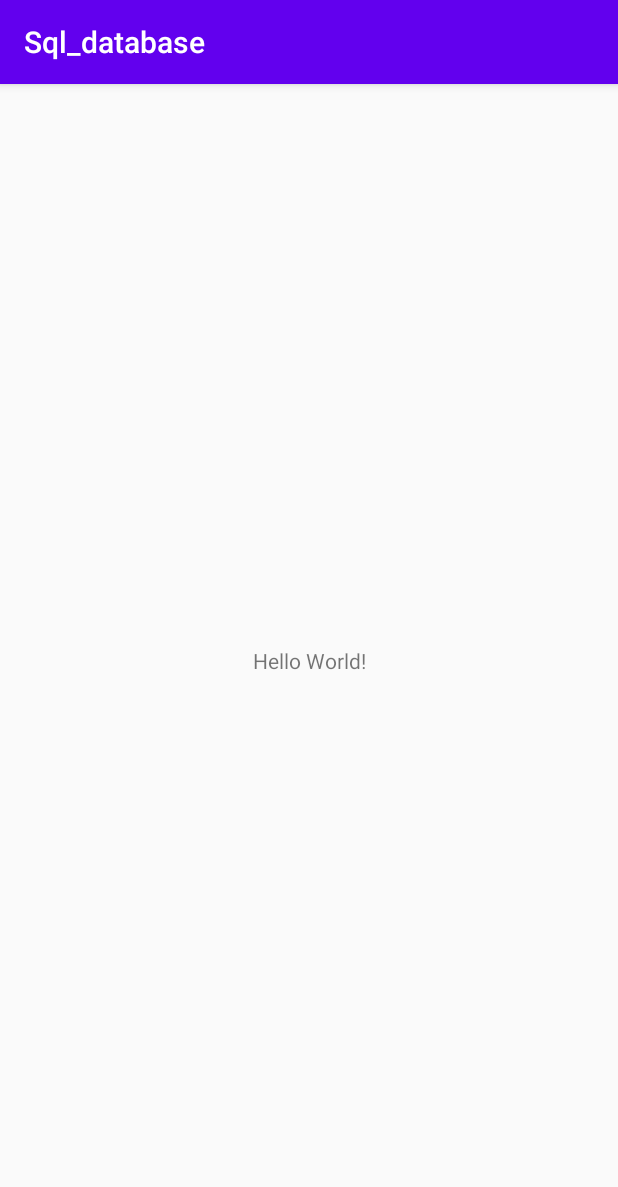
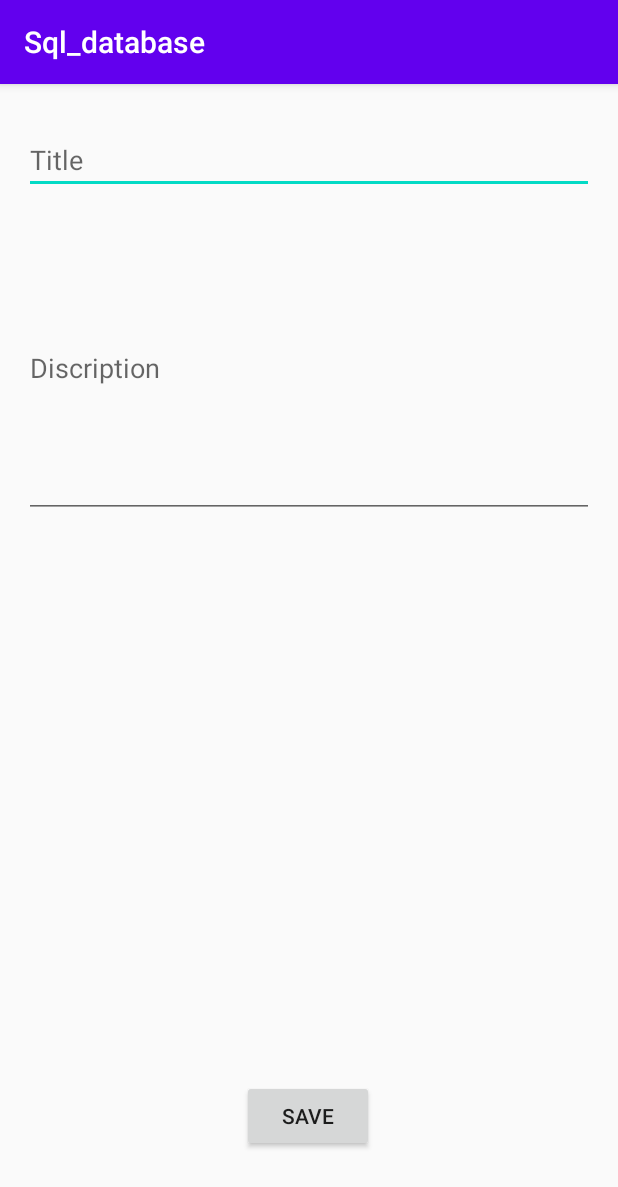
Before and after one commit to MadMakZa/Sql_database, an Android app: the screen it shows after launch (MainActivity), on a phone screen of 412 x 824 dp. Shown: the top 1187 px of the screen. Run offline under Robolectric (Android 15) with nearby library versions, the phone set to English and light mode, and no system bars.

Commit message:
last steps on main activity

```diff
--- a/app/src/main/java/com/example/sql_database/MainActivity.java
+++ b/app/src/main/java/com/example/sql_database/MainActivity.java
@@ -3,12 +3,39 @@ package com.example.sql_database;
 import androidx.appcompat.app.AppCompatActivity;
 
 import android.os.Bundle;
+import android.view.View;
+import android.widget.Button;
+import android.widget.EditText;
+import android.widget.TextView;
+
+import com.example.sql_database.db.MyDbManager;
 
 public class MainActivity extends AppCompatActivity {
-
+    private MyDbManager myDbManager;
+    private EditText edTitle, edDisc;
+    private TextView tvTest;
     @Override
     protected void onCreate(Bundle savedInstanceState) {
         super.onCreate(savedInstanceState);
         setContentView(R.layout.activity_main);
+
+        myDbManager = new MyDbManager(this);
+        edTitle = findViewById(R.id.edTitle);
+        edDisc = findViewById(R.id.edDisc);
+        tvTest = findViewById(R.id.tvTest);
+    }
+
+    @Override
+    protected void onResume() {
+        super.onResume();
+        myDbManager.openDb();
+    }
+    //запись в бд по кнопке save
+    public void onClickSave(View view) {
+        myDbManager.insertToDb(edTitle.getText().toString(), edDisc.getText().toString());
+        for(String title : myDbManager.getFromDb()){
+            tvTest.append(title);
+            tvTest.append("\n");
+        }
     }
 }
--- a/app/src/main/java/com/example/sql_database/db/MyDbManager.java
+++ b/app/src/main/java/com/example/sql_database/db/MyDbManager.java
@@ -2,8 +2,10 @@ package com.example.sql_database.db;
 
 import android.content.ContentValues;
 import android.content.Context;
+import android.database.Cursor;
 import android.database.sqlite.SQLiteDatabase;
 
+import java.util.ArrayList;
 import java.util.List;
 
 /**
@@ -33,6 +35,19 @@ public class MyDbManager {
     }
     //метод возвращает данные из таблици
     public List<String> getFromDb(){
-
+        List<String> tempList = new ArrayList<>();
+        //специальный класс для выборки данных из колонок таблицы
+        Cursor cursor = db.query(MyConstants.TABLE_NAME, null, null, null,null,null,null);
+        //пробежать по колонне
+        while(cursor.moveToNext()){
+            String title = cursor.getString(cursor.getColumnIndex(MyConstants.TITLE)); //по колонке индекс
+            tempList.add(title); //записать в наш список
+        }
+        cursor.close();
+        return tempList;
+    }
+    //закрыть базу данных
+    public void closeDb(){
+        myDBHelper.close();
     }
 }
--- a/app/src/main/res/layout/activity_main.xml
+++ b/app/src/main/res/layout/activity_main.xml
@@ -7,12 +7,59 @@
     tools:context=".MainActivity">
 
     <TextView
+        android:id="@+id/tvTest"
+        android:layout_width="0dp"
+        android:layout_height="0dp"
+        android:layout_marginTop="16dp"
+        android:layout_marginBottom="16dp"
+        app:layout_constraintBottom_toTopOf="@+id/button"
+        app:layout_constraintEnd_toEndOf="@+id/edDisc"
+        app:layout_constraintHorizontal_bias="1.0"
+        app:layout_constraintLeft_toLeftOf="parent"
+        app:layout_constraintRight_toRightOf="parent"
+        app:layout_constraintStart_toStartOf="@+id/edDisc"
+        app:layout_constraintTop_toBottomOf="@+id/edDisc" />
+
+    <Button
+        android:id="@+id/button"
         android:layout_width="wrap_content"
         android:layout_height="wrap_content"
-        android:text="Hello World!"
+        android:layout_marginBottom="56dp"
+        android:onClick="onClickSave"
+        android:text="Save"
         app:layout_constraintBottom_toBottomOf="parent"
-        app:layout_constraintLeft_toLeftOf="parent"
-        app:layout_constraintRight_toRightOf="parent"
+        app:layout_constraintEnd_toEndOf="parent"
+        app:layout_constraintHorizontal_bias="0.498"
+        app:layout_constraintStart_toStartOf="parent" />
+
+    <EditText
+        android:id="@+id/edTitle"
+        android:layout_width="0dp"
+        android:layout_height="wrap_content"
+        android:layout_marginStart="16dp"
+        android:layout_marginLeft="16dp"
+        android:layout_marginTop="28dp"
+        android:layout_marginEnd="16dp"
+        android:layout_marginRight="16dp"
+        android:ems="10"
+        android:hint="Title"
+        android:inputType="textPersonName"
+        app:layout_constraintEnd_toEndOf="parent"
+        app:layout_constraintHorizontal_bias="0.497"
+        app:layout_constraintStart_toStartOf="parent"
         app:layout_constraintTop_toTopOf="parent" />
 
+    <EditText
+        android:id="@+id/edDisc"
+        android:layout_width="0dp"
+        android:layout_height="200dp"
+        android:layout_marginTop="16dp"
+        android:ems="10"
+        android:hint="Discription"
+        android:inputType="textPersonName"
+        app:layout_constraintEnd_toEndOf="@+id/edTitle"
+        app:layout_constraintHorizontal_bias="0.0"
+        app:layout_constraintStart_toStartOf="@+id/edTitle"
+        app:layout_constraintTop_toBottomOf="@+id/edTitle" />
+
 </androidx.constraintlayout.widget.ConstraintLayout>
```
